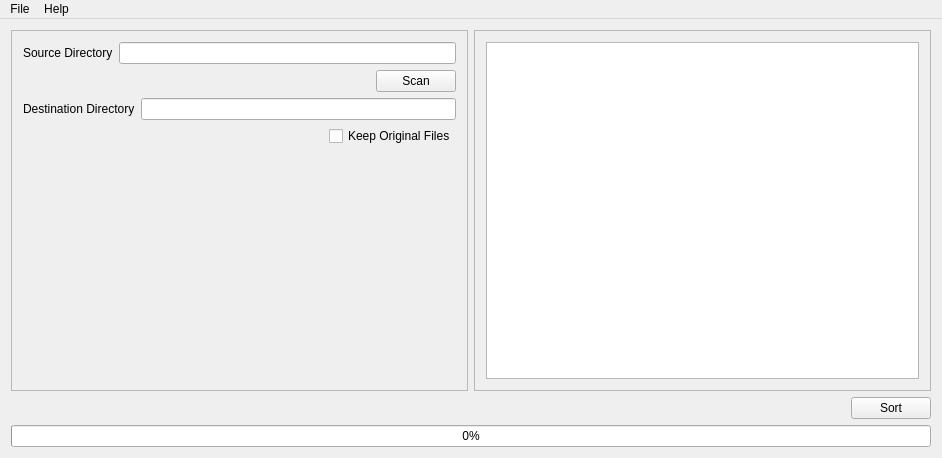
First picture: the form in Forms/mainwindow.ui, repository fjpereny/GnuSort, before the edit.
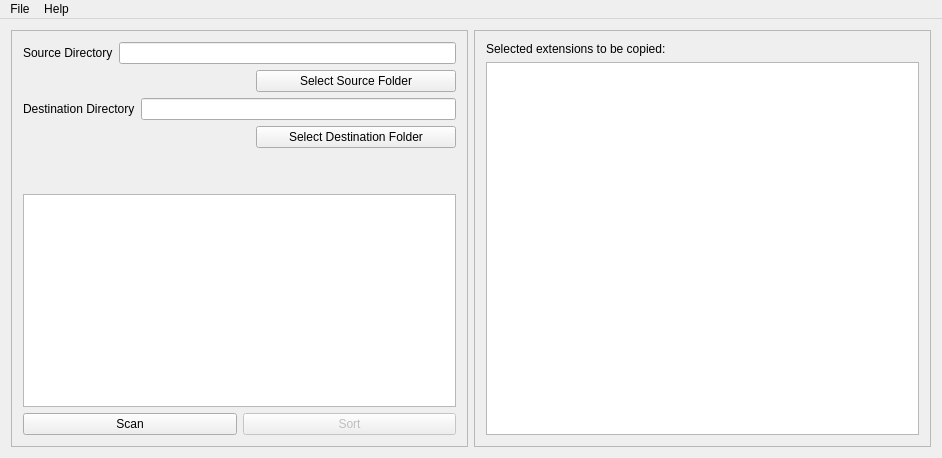
Second picture: the form after the edit.

Commit message: Base program functionality.

Diff of the .ui file:
```diff
--- a/Forms/mainwindow.ui
+++ b/Forms/mainwindow.ui
@@ -56,9 +56,15 @@
             </spacer>
            </item>
            <item>
-            <widget class="QPushButton" name="scanButton">
+            <widget class="QPushButton" name="sourceButton">
+             <property name="minimumSize">
+              <size>
+               <width>200</width>
+               <height>0</height>
+              </size>
+             </property>
              <property name="text">
-              <string>Scan</string>
+              <string>Select Source Folder</string>
              </property>
             </widget>
            </item>
@@ -94,9 +100,15 @@
             </spacer>
            </item>
            <item>
-            <widget class="QCheckBox" name="keepOriginalCheckBox">
+            <widget class="QPushButton" name="destinationButton">
+             <property name="minimumSize">
+              <size>
+               <width>200</width>
+               <height>0</height>
+              </size>
+             </property>
              <property name="text">
-              <string>Keep Original Files</string>
+              <string>Select Destination Folder</string>
              </property>
             </widget>
            </item>
@@ -105,17 +117,60 @@
          <item>
           <layout class="QVBoxLayout" name="verticalLayout">
            <item>
-            <spacer name="verticalSpacer">
-             <property name="orientation">
-              <enum>Qt::Vertical</enum>
-             </property>
-             <property name="sizeHint" stdset="0">
+            <widget class="QLabel" name="totalFilesLabel">
+             <property name="minimumSize">
               <size>
-               <width>20</width>
-               <height>40</height>
+               <width>300</width>
+               <height>0</height>
               </size>
              </property>
-            </spacer>
+             <property name="text">
+              <string/>
+             </property>
+            </widget>
+           </item>
+           <item>
+            <widget class="QLabel" name="failedCountLabel">
+             <property name="text">
+              <string/>
+             </property>
+            </widget>
+           </item>
+           <item>
+            <widget class="QPlainTextEdit" name="consolePlainTextEdit"/>
+           </item>
+           <item>
+            <layout class="QHBoxLayout" name="horizontalLayout_3">
+             <item>
+              <widget class="QPushButton" name="scanButton">
+               <property name="minimumSize">
+                <size>
+                 <width>100</width>
+                 <height>0</height>
+                </size>
+               </property>
+               <property name="text">
+                <string>Scan</string>
+               </property>
+              </widget>
+             </item>
+             <item>
+              <widget class="QPushButton" name="sortButton">
+               <property name="enabled">
+                <bool>false</bool>
+               </property>
+               <property name="minimumSize">
+                <size>
+                 <width>100</width>
+                 <height>0</height>
+                </size>
+               </property>
+               <property name="text">
+                <string>Sort</string>
+               </property>
+              </widget>
+             </item>
+            </layout>
            </item>
           </layout>
          </item>
@@ -132,12 +187,16 @@
         </property>
         <layout class="QVBoxLayout" name="verticalLayout_4">
          <item>
-          <widget class="QListView" name="scanListView">
-           <property name="minimumSize">
-            <size>
-             <width>300</width>
-             <height>100</height>
-            </size>
+          <widget class="QLabel" name="label_3">
+           <property name="text">
+            <string>Selected extensions to be copied:</string>
+           </property>
+          </widget>
+         </item>
+         <item>
+          <widget class="QListWidget" name="extensionsListWidget">
+           <property name="selectionMode">
+            <enum>QAbstractItemView::MultiSelection</enum>
            </property>
           </widget>
          </item>
@@ -146,40 +205,6 @@
       </item>
      </layout>
     </item>
-    <item>
-     <layout class="QHBoxLayout" name="horizontalLayout_3">
-      <item>
-       <spacer name="horizontalSpacer_2">
-        <property name="orientation">
-         <enum>Qt::Horizontal</enum>
-        </property>
-        <property name="sizeHint" stdset="0">
-         <size>
-          <width>40</width>
-          <height>20</height>
-         </size>
-        </property>
-       </spacer>
-      </item>
-      <item>
-       <widget class="QPushButton" name="sortButton">
-        <property name="text">
-         <string>Sort</string>
-        </property>
-       </widget>
-      </item>
-     </layout>
-    </item>
-    <item>
-     <widget class="QProgressBar" name="mainProgressBar">
-      <property name="enabled">
-       <bool>true</bool>
-      </property>
-      <property name="value">
-       <number>0</number>
-      </property>
-     </widget>
-    </item>
    </layout>
   </widget>
   <widget class="QMenuBar" name="menuBar">
```
Left out of the diff: 14 changed lines with no effect on the pictures. The commit also changes 2 other files.
